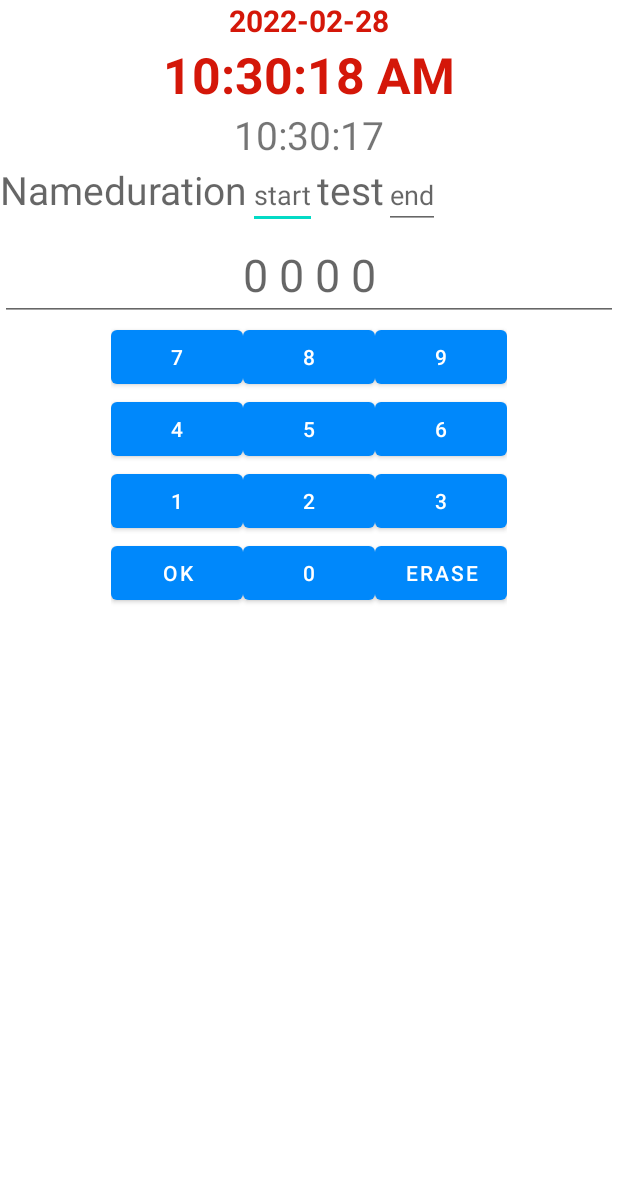
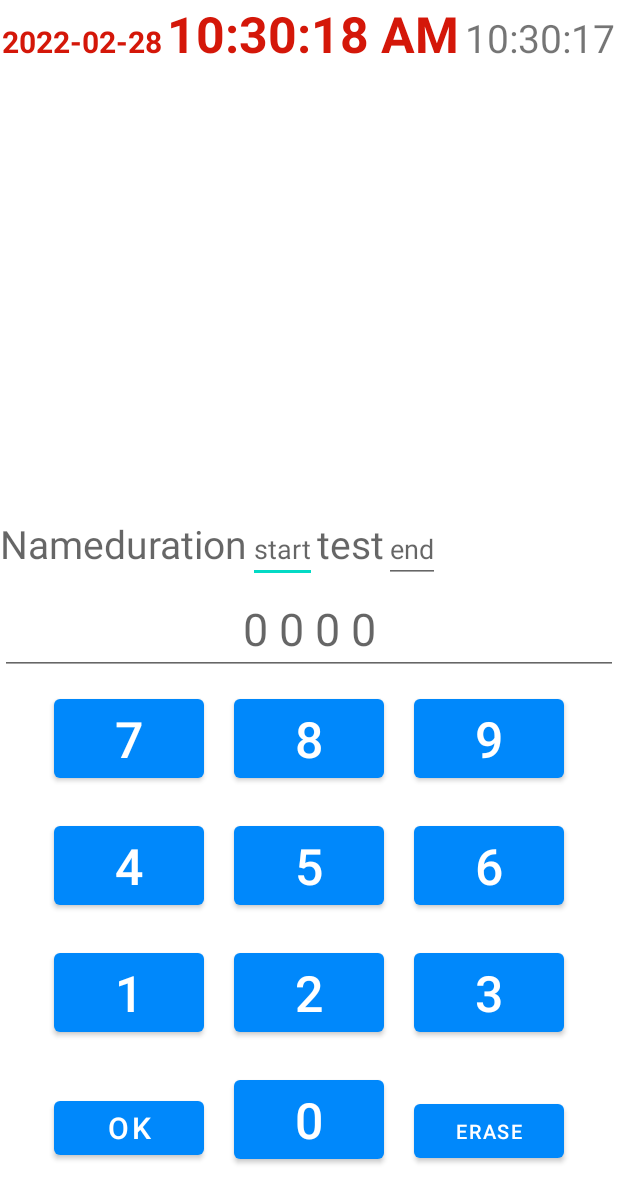
Before and after one commit to nicoderilo/TimINTimeOUT, an Android app: the MainActivity screen opened directly, with no data from a screen before it, on a phone screen of 412 x 824 dp. Shown: the top 1203 px of the screen. Run offline under Robolectric (Android 15) with nearby library versions, the phone set to English and light mode, and no system bars; 1 statement that could not run was skipped.

Commit message:
rearrange buttons

```diff
--- a/app/src/main/java/com/example/timintimeout/ConnectionHelper.java
+++ b/app/src/main/java/com/example/timintimeout/ConnectionHelper.java
@@ -20,8 +20,8 @@
     @SuppressLint("NewApi")
     public Connection conclass()
     {
+        //ip="192.168.0.55"; //rocs
         ip="10.0.0.106";
-        //ip="192.168.0.45";
         port="50379";
         db="timetrack";
         un="sa";
--- a/app/src/main/res/layout/activity_main.xml
+++ b/app/src/main/res/layout/activity_main.xml
@@ -11,37 +11,47 @@
         android:layout_height="match_parent"
         android:orientation="vertical">
         <!--       android:format12Hour="dd-MM-yyyy"-->
-    <TextClock
+        <LinearLayout
+            android:layout_width="match_parent"
+            android:layout_height="match_parent"
+            android:layout_weight="3"
+            android:orientation="horizontal">
+
+        <TextClock
         android:id="@+id/textClockDate"
-        android:layout_width="fill_parent"
+        android:layout_width="wrap_content"
         android:layout_height="wrap_content"
         android:format12Hour="yyyy-MM-dd"
         android:gravity="center_horizontal"
         android:textColor="#d41709"
         android:textSize="20sp"
+        android:layout_weight="3"
         android:hint="Jan 1, 2022"
         android:textStyle="bold" />
 
     <TextClock
         android:id="@+id/textClock1"
-        android:layout_width="fill_parent"
+        android:layout_width="wrap_content"
         android:layout_height="wrap_content"
         android:format12Hour="hh:mm:ss a"
         android:gravity="center_horizontal"
         android:textColor="#d41709"
         android:textSize="33sp"
+        android:layout_weight="3"
         android:hint="12:00:00 PM"
         android:textStyle="bold" />
 
 
     <TextView
         android:id="@+id/current_time_view"
-        android:layout_width="fill_parent"
+        android:layout_width="wrap_content"
         android:layout_height="wrap_content"
         android:hint="24:00:00"
         android:gravity="center_horizontal"
+        android:layout_weight="3"
         android:text=""
         android:textSize="26sp" />
+        </LinearLayout>
 
         <!--    <Button-->
     <!--        android:id="@+id/get_current_time"-->
@@ -171,90 +181,115 @@
 
         <Button
             android:id="@+id/btn7"
-            android:layout_width="wrap_content"
+            android:layout_width="100dp"
             android:layout_height="wrap_content"
+            android:textSize="50px"
+            android:layout_margin="10dp"
             android:text="7"
+
             app:layout_column="0"
             app:layout_row="0" />
 
         <Button
             android:id="@+id/btn8"
-            android:layout_width="wrap_content"
+            android:layout_width="100dp"
             android:layout_height="wrap_content"
+            android:textSize="50px"
+            android:layout_margin="10dp"
             android:text="8" />
 
         <Button
             android:id="@+id/btn9"
-            android:layout_width="wrap_content"
+            android:layout_width="100dp"
             android:layout_height="wrap_content"
+            android:textSize="50px"
+            android:layout_margin="10dp"
             android:text="9" />
 
         <Button
             android:id="@+id/btn4"
-            android:layout_width="wrap_content"
+            android:layout_width="100dp"
             android:layout_height="wrap_content"
+            android:textSize="50px"
+            android:layout_margin="10dp"
             android:text="4"
             app:layout_column="0"
             app:layout_row="1" />
 
         <Button
             android:id="@+id/btn5"
-            android:layout_width="wrap_content"
+            android:layout_width="100dp"
             android:layout_height="wrap_content"
+            android:textSize="50px"
+            android:layout_margin="10dp"
             android:text="5" />
 
         <Button
             android:id="@+id/btn6"
-            android:layout_width="wrap_content"
+            android:layout_width="100dp"
             android:layout_height="wrap_content"
+            android:textSize="50px"
+            android:layout_margin="10dp"
             android:text="6"
             app:layout_column="2"
             app:layout_row="1" />
 
         <Button
             android:id="@+id/btn1"
-            android:layout_width="wrap_content"
+            android:layout_width="100dp"
             android:layout_height="wrap_content"
+            android:textSize="50px"
+            android:layout_margin="10dp"
             android:text="1"
             app:layout_column="0"
             app:layout_row="2" />
 
         <Button
             android:id="@+id/btn2"
-            android:layout_width="wrap_content"
+            android:layout_width="100dp"
             android:layout_height="wrap_content"
+            android:textSize="50px"
+            android:layout_margin="10dp"
             android:text="2"
             app:layout_column="1"
             app:layout_row="2" />
 
         <Button
             android:id="@+id/btn3"
-            android:layout_width="wrap_content"
+            android:layout_width="100dp"
             android:layout_height="wrap_content"
+            android:textSize="50px"
+            android:layout_margin="10dp"
             android:text="3"
             app:layout_column="2"
             app:layout_row="2" />
 
         <Button
             android:id="@+id/btnOk"
-            android:layout_width="wrap_content"
+            android:layout_width="100dp"
             android:layout_height="wrap_content"
+            android:textSize="30px"
+            android:layout_margin="10dp"
             android:text="OK"
             app:layout_column="0"
             app:layout_row="3" />
 
         <Button
             android:id="@+id/btn0"
-            android:layout_width="wrap_content"
+            android:layout_width="100dp"
             android:layout_height="wrap_content"
+            android:textSize="50px"
+            android:layout_margin="10dp"
             android:text="0"
             app:layout_column="1"
             app:layout_row="3" />
 
         <Button
             android:id="@+id/btnErase"
-            android:layout_width="wrap_content"
+            android:layout_width="100dp"
             android:layout_height="wrap_content"
+            android:textSize="20px"
+            android:layout_margin="10dp"
             android:text="erase"
             app:layout_column="2"
             app:layout_row="3" />
```
